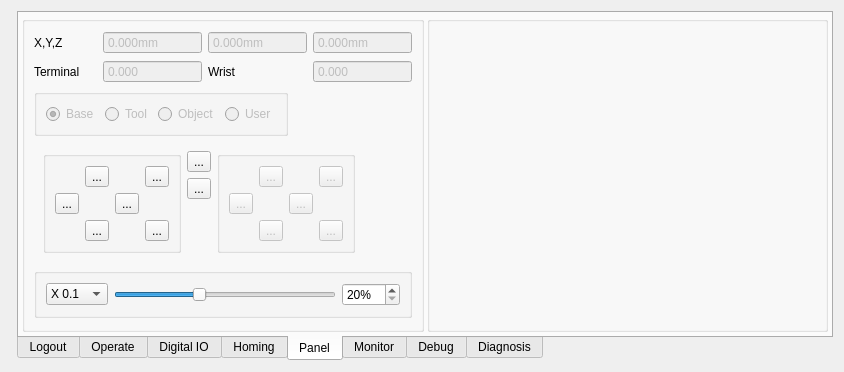
Before: the Qt Designer form source/plugin/t4/t4oppanel.ui in ww4u/mct-t4, drawn with Qt 5.
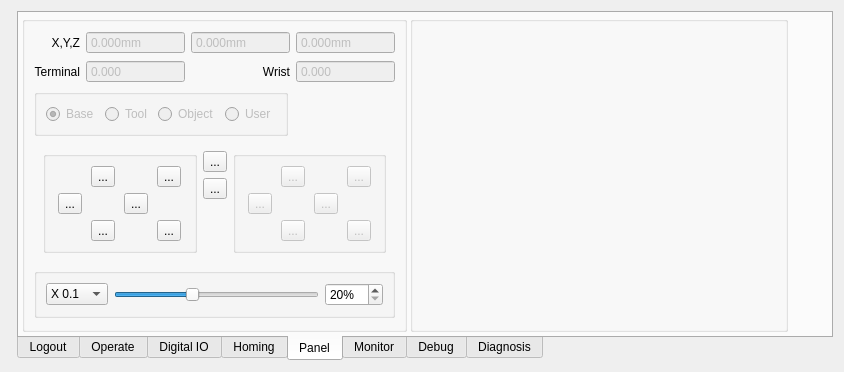
After: the same form once the commit is applied. The open tabs and pages were chosen to show the change. Icons and pictures are not drawn. Custom widgets are drawn as their Qt base class.

Patch:
```diff
--- a/source/plugin/t4/t4oppanel.ui
+++ b/source/plugin/t4/t4oppanel.ui
@@ -7,7 +7,7 @@
     <x>0</x>
     <y>0</y>
     <width>844</width>
-    <height>372</height>
+    <height>360</height>
    </rect>
   </property>
   <property name="windowTitle">
@@ -1238,6 +1238,12 @@
        </property>
        <item>
         <widget class="QGroupBox" name="groupBox_5">
+         <property name="sizePolicy">
+          <sizepolicy hsizetype="Fixed" vsizetype="Preferred">
+           <horstretch>0</horstretch>
+           <verstretch>0</verstretch>
+          </sizepolicy>
+         </property>
          <property name="title">
           <string/>
          </property>
@@ -1262,6 +1268,9 @@
               <property name="text">
                <string>X,Y,Z</string>
               </property>
+              <property name="alignment">
+               <set>Qt::AlignRight|Qt::AlignTrailing|Qt::AlignVCenter</set>
+              </property>
              </widget>
             </item>
             <item row="1" column="0">
@@ -1269,6 +1278,9 @@
               <property name="text">
                <string>Terminal</string>
               </property>
+              <property name="alignment">
+               <set>Qt::AlignRight|Qt::AlignTrailing|Qt::AlignVCenter</set>
+              </property>
              </widget>
             </item>
             <item row="0" column="1">
@@ -1276,6 +1288,12 @@
               <property name="enabled">
                <bool>false</bool>
               </property>
+              <property name="sizePolicy">
+               <sizepolicy hsizetype="Preferred" vsizetype="Preferred">
+                <horstretch>0</horstretch>
+                <verstretch>0</verstretch>
+               </sizepolicy>
+              </property>
               <property name="buttonSymbols">
                <enum>QAbstractSpinBox::NoButtons</enum>
               </property>
@@ -1298,6 +1316,12 @@
               <property name="enabled">
                <bool>false</bool>
               </property>
+              <property name="sizePolicy">
+               <sizepolicy hsizetype="Preferred" vsizetype="Preferred">
+                <horstretch>0</horstretch>
+                <verstretch>0</verstretch>
+               </sizepolicy>
+              </property>
               <property name="buttonSymbols">
                <enum>QAbstractSpinBox::NoButtons</enum>
               </property>
@@ -1317,6 +1341,12 @@
               <property name="enabled">
                <bool>false</bool>
               </property>
+              <property name="sizePolicy">
+               <sizepolicy hsizetype="Preferred" vsizetype="Preferred">
+                <horstretch>0</horstretch>
+                <verstretch>0</verstretch>
+               </sizepolicy>
+              </property>
               <property name="buttonSymbols">
                <enum>QAbstractSpinBox::NoButtons</enum>
               </property>
@@ -1339,6 +1369,12 @@
               <property name="enabled">
                <bool>false</bool>
               </property>
+              <property name="sizePolicy">
+               <sizepolicy hsizetype="Preferred" vsizetype="Preferred">
+                <horstretch>0</horstretch>
+                <verstretch>0</verstretch>
+               </sizepolicy>
+              </property>
               <property name="buttonSymbols">
                <enum>QAbstractSpinBox::NoButtons</enum>
               </property>
@@ -1361,6 +1397,9 @@
               <property name="text">
                <string>Wrist</string>
               </property>
+              <property name="alignment">
+               <set>Qt::AlignRight|Qt::AlignTrailing|Qt::AlignVCenter</set>
+              </property>
              </widget>
             </item>
             <item row="1" column="3">
@@ -1368,6 +1407,12 @@
               <property name="enabled">
                <bool>false</bool>
               </property>
+              <property name="sizePolicy">
+               <sizepolicy hsizetype="Preferred" vsizetype="Preferred">
+                <horstretch>0</horstretch>
+                <verstretch>0</verstretch>
+               </sizepolicy>
+              </property>
               <property name="buttonSymbols">
                <enum>QAbstractSpinBox::NoButtons</enum>
               </property>
@@ -1566,7 +1611,7 @@
                 </widget>
                </item>
                <item row="1" column="3">
-                <widget class="QToolButton" name="toolSingleYP">
+                <widget class="QToolButton" name="toolSingleYN">
                  <property name="toolTip">
                   <string>Step -Y</string>
                  </property>
@@ -1606,7 +1651,7 @@
                 </widget>
                </item>
                <item row="1" column="0">
-                <widget class="QToolButton" name="toolSingleYN">
+                <widget class="QToolButton" name="toolSingleYP">
                  <property name="toolTip">
                   <string>Step +Y</string>
                  </property>
@@ -1884,19 +1929,6 @@
               </layout>
              </widget>
             </item>
-            <item>
-             <spacer name="horizontalSpacer_4">
-              <property name="orientation">
-               <enum>Qt::Horizontal</enum>
-              </property>
-              <property name="sizeHint" stdset="0">
-               <size>
-                <width>40</width>
-                <height>20</height>
-               </size>
-              </property>
-             </spacer>
-            </item>
            </layout>
           </item>
          </layout>
@@ -1904,6 +1936,12 @@
        </item>
        <item>
         <widget class="QGroupBox" name="groupBox_6">
+         <property name="sizePolicy">
+          <sizepolicy hsizetype="Preferred" vsizetype="Preferred">
+           <horstretch>1</horstretch>
+           <verstretch>0</verstretch>
+          </sizepolicy>
+         </property>
          <property name="title">
           <string/>
          </property>
@@ -1939,6 +1977,19 @@
          </layout>
         </widget>
        </item>
+       <item>
+        <spacer name="horizontalSpacer_2">
+         <property name="orientation">
+          <enum>Qt::Horizontal</enum>
+         </property>
+         <property name="sizeHint" stdset="0">
+          <size>
+           <width>40</width>
+           <height>20</height>
+          </size>
+         </property>
+        </spacer>
+       </item>
       </layout>
      </widget>
      <widget class="QWidget" name="tab_5">
```
Left out of the diff: 267 changed lines with no effect on the pictures.
